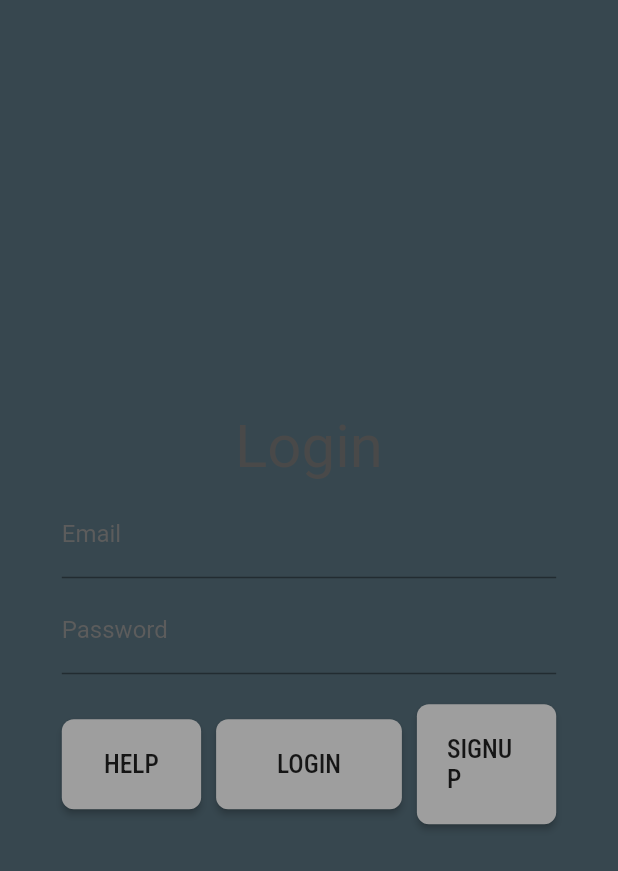
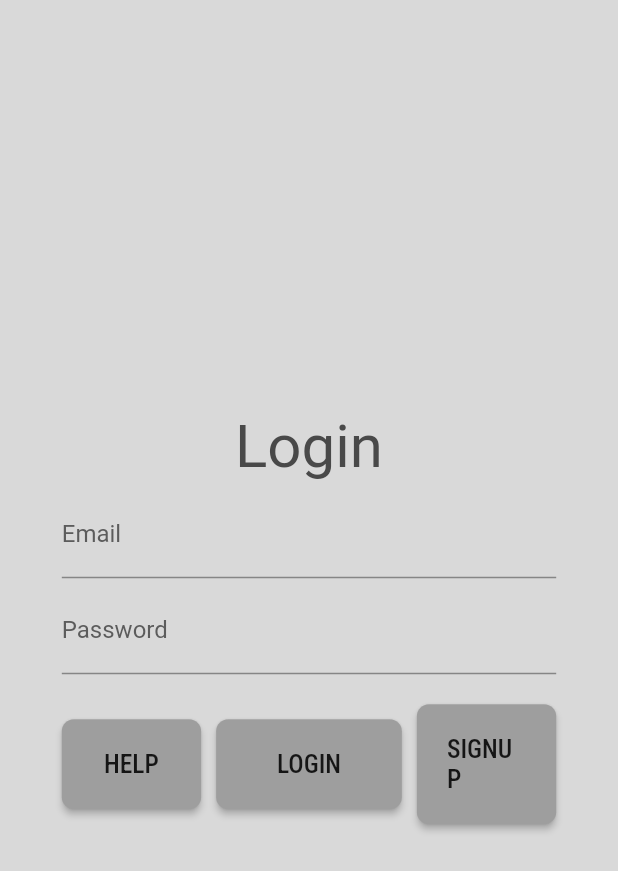
Before and after one commit to SendGram/SendgramBank, a Flutter app: the screen it shows after launch, on a phone screen of 412 x 824 dp. Shown: the top 871 px of the screen. Run offline on Flutter 3.47's test engine with Material 2 defaults, Android fonts, the light colour scheme and no system bars; our stand-ins replace bloc, dio, flutter_bloc, google_fonts, hive, validators; missing offline and left inert: jwt_decode; accounts and stored records are empty.

Commit message:
ALTER: change background color

```diff
--- a/sendgrambank/lib/pages/LoginPage.dart
+++ b/sendgrambank/lib/pages/LoginPage.dart
@@ -14,7 +14,7 @@
     final authBloc = BlocProvider.of<AuthenticationBloc>(context);
     final size = MediaQuery.of(context).size;
     return Scaffold(
-      backgroundColor: Color(0xff37474f),
+      backgroundColor: Color(0xFFD9D9D9),
       body: SafeArea(
         child: Center(
           child: Container(
```
